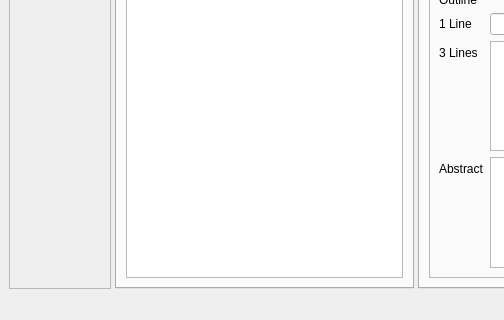
Old version of the form mainwindow.ui in the repository NovelLab/sms-editor1; both pictures show x 0 to 504 and y 344 to 664 of the 1257 by 664 pixel window.
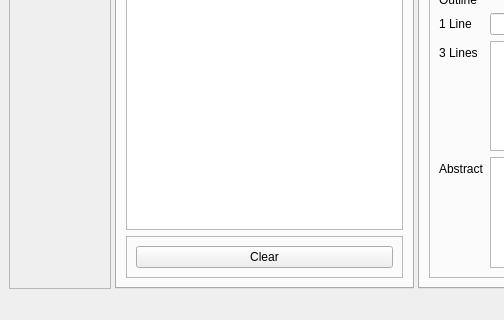
New version of the form. The open tabs and pages were chosen to show the change. Custom widgets are drawn as their Qt base class.

Commit message: Add: trash clear.

Patch:
```diff
--- a/mainwindow.ui
+++ b/mainwindow.ui
@@ -467,6 +467,25 @@
            </column>
           </widget>
          </item>
+         <item>
+          <widget class="QFrame" name="frame_10">
+           <property name="frameShape">
+            <enum>QFrame::StyledPanel</enum>
+           </property>
+           <property name="frameShadow">
+            <enum>QFrame::Raised</enum>
+           </property>
+           <layout class="QHBoxLayout" name="horizontalLayout_8">
+            <item>
+             <widget class="QPushButton" name="btnClearTrash">
+              <property name="text">
+               <string>Clear</string>
+              </property>
+             </widget>
+            </item>
+           </layout>
+          </widget>
+         </item>
         </layout>
        </widget>
       </widget>
```
The commit also changes 4 other files.
